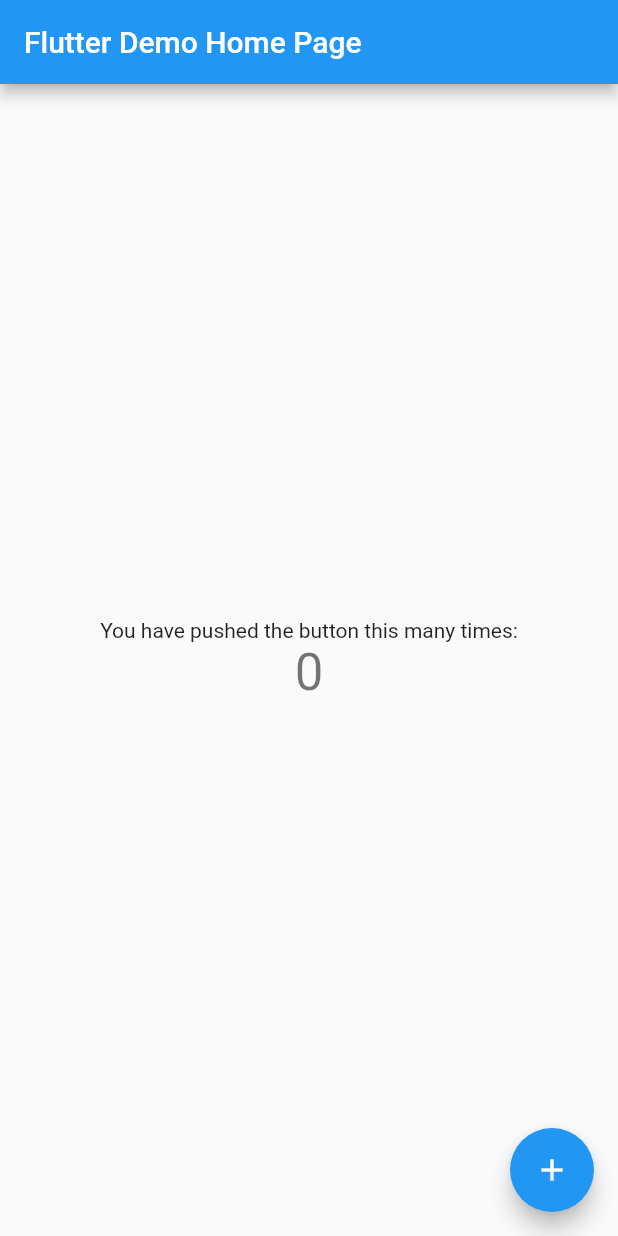
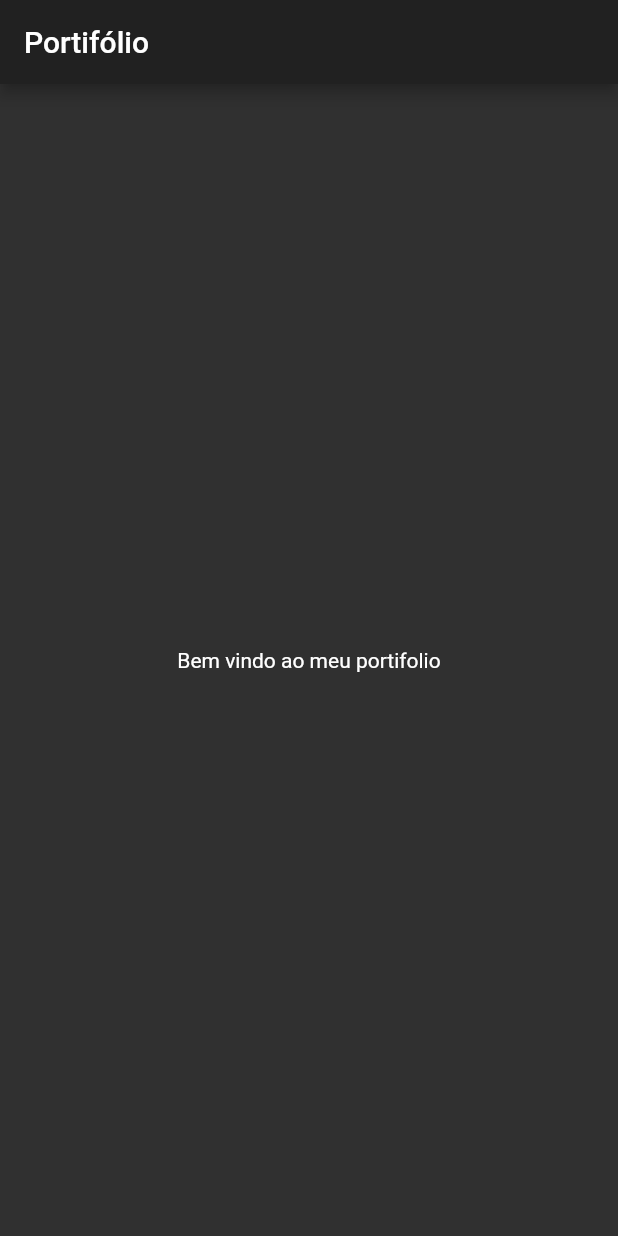
Before and after one commit to israelhudson/portifolio, a Flutter app: the screen it shows after launch, on a phone screen of 412 x 824 dp. Run offline on Flutter 3.47's test engine with Material 2 defaults, Android fonts, the phone set to English and light mode, and no system bars.

Commit message:
add name portifolio

```diff
--- a/lib/main.dart
+++ b/lib/main.dart
@@ -5,39 +5,20 @@ void main() {
 }
 
 class MyApp extends StatelessWidget {
-  // This widget is the root of your application.
   @override
   Widget build(BuildContext context) {
     return MaterialApp(
-      title: 'Flutter Demo',
+      title: 'Flutter Portifólio',
       theme: ThemeData(
-        // This is the theme of your application.
-        //
-        // Try running your application with "flutter run". You'll see the
-        // application has a blue toolbar. Then, without quitting the app, try
-        // changing the primarySwatch below to Colors.green and then invoke
-        // "hot reload" (press "r" in the console where you ran "flutter run",
-        // or simply save your changes to "hot reload" in a Flutter IDE).
-        // Notice that the counter didn't reset back to zero; the application
-        // is not restarted.
-        primarySwatch: Colors.blue,
+        brightness: Brightness.dark,
       ),
-      home: MyHomePage(title: 'Flutter Demo Home Page'),
+      home: MyHomePage(title: 'Portifólio'),
     );
   }
 }
 
 class MyHomePage extends StatefulWidget {
   MyHomePage({Key? key, required this.title}) : super(key: key);
-
-  // This widget is the home page of your application. It is stateful, meaning
-  // that it has a State object (defined below) that contains fields that affect
-  // how it looks.
-
-  // This class is the configuration for the state. It holds the values (in this
-  // case the title) provided by the parent (in this case the App widget) and
-  // used by the build method of the State. Fields in a Widget subclass are
-  // always marked "final".
 
   final String title;
 
@@ -46,68 +27,23 @@ class MyHomePage extends StatefulWidget {
 }
 
 class _MyHomePageState extends State<MyHomePage> {
-  int _counter = 0;
-
-  void _incrementCounter() {
-    setState(() {
-      // This call to setState tells the Flutter framework that something has
-      // changed in this State, which causes it to rerun the build method below
-      // so that the display can reflect the updated values. If we changed
-      // _counter without calling setState(), then the build method would not be
-      // called again, and so nothing would appear to happen.
-      _counter++;
-    });
-  }
 
   @override
   Widget build(BuildContext context) {
-    // This method is rerun every time setState is called, for instance as done
-    // by the _incrementCounter method above.
-    //
-    // The Flutter framework has been optimized to make rerunning build methods
-    // fast, so that you can just rebuild anything that needs updating rather
-    // than having to individually change instances of widgets.
     return Scaffold(
       appBar: AppBar(
-        // Here we take the value from the MyHomePage object that was created by
-        // the App.build method, and use it to set our appbar title.
         title: Text(widget.title),
       ),
       body: Center(
-        // Center is a layout widget. It takes a single child and positions it
-        // in the middle of the parent.
         child: Column(
-          // Column is also a layout widget. It takes a list of children and
-          // arranges them vertically. By default, it sizes itself to fit its
-          // children horizontally, and tries to be as tall as its parent.
-          //
-          // Invoke "debug painting" (press "p" in the console, choose the
-          // "Toggle Debug Paint" action from the Flutter Inspector in Android
-          // Studio, or the "Toggle Debug Paint" command in Visual Studio Code)
-          // to see the wireframe for each widget.
-          //
-          // Column has various properties to control how it sizes itself and
-          // how it positions its children. Here we use mainAxisAlignment to
-          // center the children vertically; the main axis here is the vertical
-          // axis because Columns are vertical (the cross axis would be
-          // horizontal).
           mainAxisAlignment: MainAxisAlignment.center,
           children: <Widget>[
             Text(
-              'You have pushed the button this many times:',
-            ),
-            Text(
-              '$_counter',
-              style: Theme.of(context).textTheme.headline4,
+              'Bem vindo ao meu portifolio',
             ),
           ],
         ),
       ),
-      floatingActionButton: FloatingActionButton(
-        onPressed: _incrementCounter,
-        tooltip: 'Increment',
-        child: Icon(Icons.add),
-      ), // This trailing comma makes auto-formatting nicer for build methods.
     );
   }
 }
```
Also changed, not shown: 1 other file.
